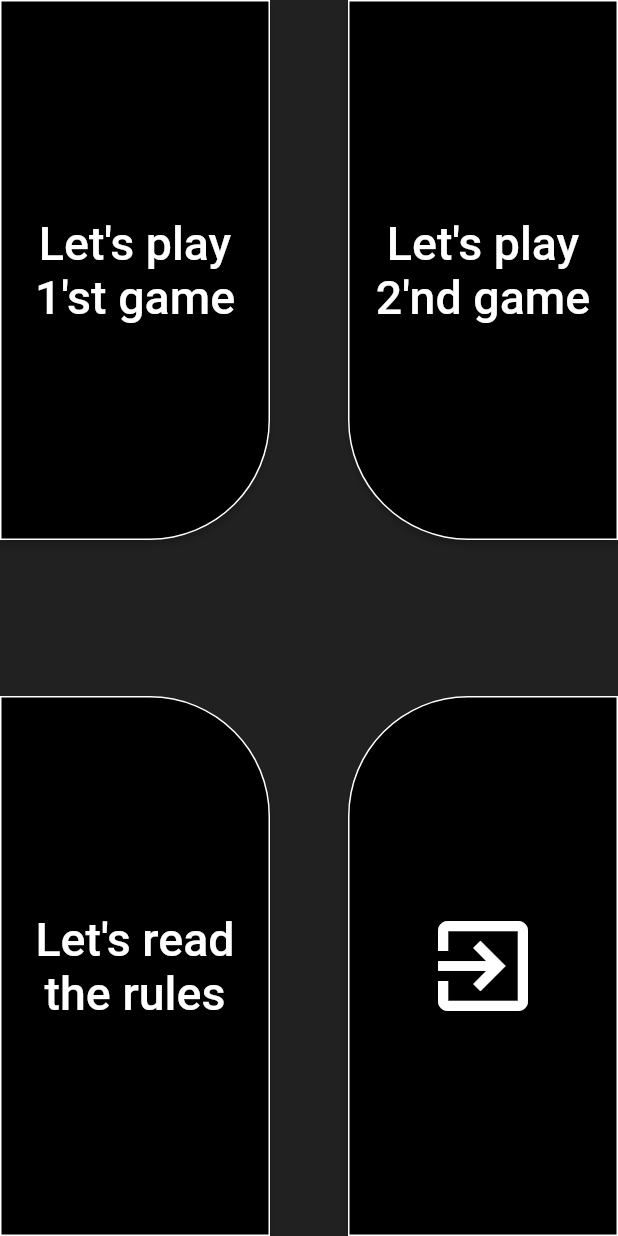
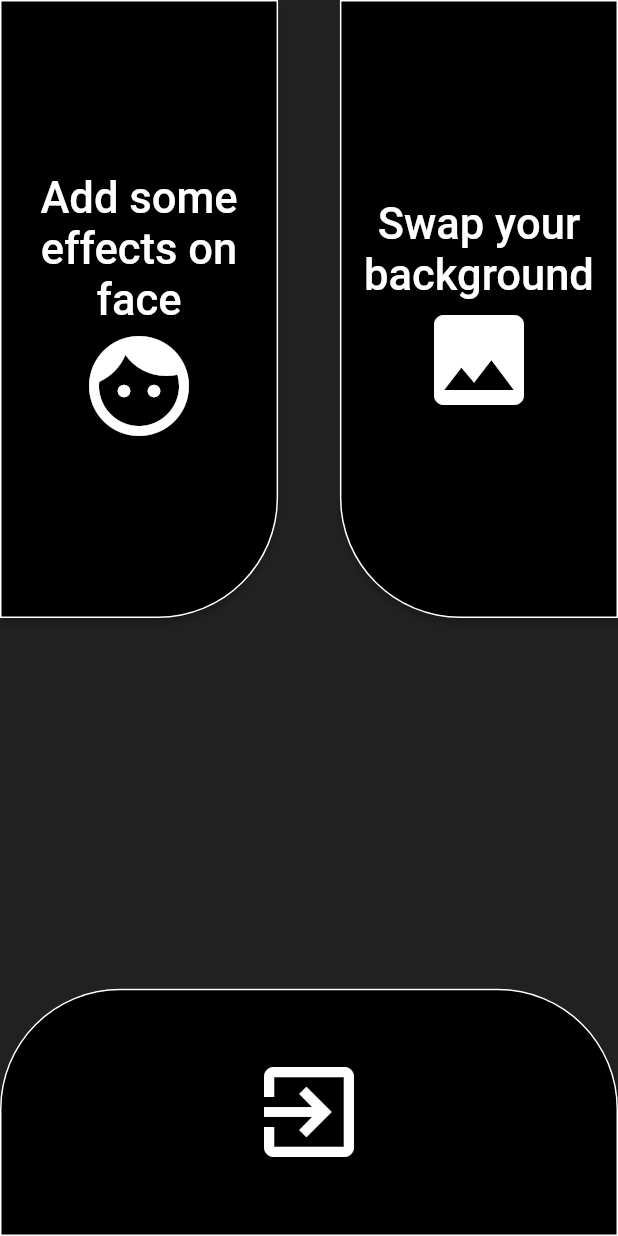
Before and after one commit to malak4822/Facei, a Flutter app: the screen it shows after launch, on a phone screen of 412 x 824 dp. Run offline on Flutter 3.47's test engine with Material 2 defaults, Android fonts, the phone set to English and light mode, and no system bars; our stand-ins replace file_picker, font_awesome_flutter, google_fonts, permission_handler, sliding_up_panel; missing offline and left inert: body_detection; Roboto replaces fonts that are missing (Overpass).

Commit message:
better juz ale druga prawie nie dziala dalej

```diff
--- a/lib/cameragame.dart
+++ b/lib/cameragame.dart
@@ -39,7 +39,6 @@ class _CamPageState extends State<CamPage> {
 
   Image? _cameraImage;
   Size _imageSize = Size.zero;
-  Size zdjSize = Size.zero;
 
   @override
   void initState() {
--- a/lib/main.dart
+++ b/lib/main.dart
@@ -41,7 +41,6 @@ class MyHomePage extends StatefulWidget {
 class _MyHomePageState extends State<MyHomePage> {
   bool selected1 = true;
   bool selected2 = true;
-  bool selected3 = true;
   bool selected4 = true;
 
   @override
@@ -53,9 +52,13 @@ class _MyHomePageState extends State<MyHomePage> {
           children: [
             AnimatedContainer(
               duration: const Duration(milliseconds: 400),
-              width: selected1 ? 180.0 : 190.0,
+              width: selected1
+                  ? MediaQuery.of(context).size.width * 0.45
+                  : MediaQuery.of(context).size.width * 0.5,
+              height: selected1
+                  ? MediaQuery.of(context).size.height * 0.5
+                  : MediaQuery.of(context).size.height * 0.7,
               curve: Curves.fastOutSlowIn,
-              height: selected1 ? 360.0 : 400.0,
               child: ElevatedButton(
                 onPressed: () {
                   if (selected1 == false) {
@@ -70,18 +73,22 @@ class _MyHomePageState extends State<MyHomePage> {
                   if (selected2 == false) {
                     selected2 = true;
                   }
-                  if (selected3 == false) {
-                    selected3 = true;
-                  }
+
                   if (selected4 == false) {
                     selected4 = true;
                   }
                 },
-                child: Text(
-                  "Let's play 1'st game",
-                  textAlign: TextAlign.center,
-                  style:
-                      GoogleFonts.overpass(fontSize: 31.0, color: Colors.white),
+                child: Column(
+                  mainAxisAlignment: MainAxisAlignment.center,
+                  children: [
+                    Text(
+                      "Add some effects on face",
+                      textAlign: TextAlign.center,
+                      style: GoogleFonts.overpass(
+                          fontSize: 29.0, color: Colors.white),
+                    ),
+                    const Icon(Icons.face, size: 80.0, color: Colors.white)
+                  ],
                 ),
                 style: ElevatedButton.styleFrom(
                   side: const BorderSide(color: Colors.white, width: 1),
@@ -97,8 +104,12 @@ class _MyHomePageState extends State<MyHomePage> {
               child: AnimatedContainer(
                 curve: Curves.fastOutSlowIn,
                 duration: const Duration(milliseconds: 400),
-                width: selected2 ? 180.0 : 190.0,
-                height: selected2 ? 360 : 400.0,
+                width: selected2
+                    ? MediaQuery.of(context).size.width * 0.45
+                    : MediaQuery.of(context).size.width * 0.5,
+                height: selected2
+                    ? MediaQuery.of(context).size.height * 0.5
+                    : MediaQuery.of(context).size.height * 0.7,
                 child: ElevatedButton(
                   onPressed: () {
                     if (selected2 == false) {
@@ -113,18 +124,22 @@ class _MyHomePageState extends State<MyHomePage> {
                     if (selected1 == false) {
                       selected1 = true;
                     }
-                    if (selected3 == false) {
-                      selected3 = true;
-                    }
+
                     if (selected4 == false) {
                       selected4 = true;
                     }
                   },
-                  child: Text(
-                    "Let's play 2'nd game",
-                    textAlign: TextAlign.center,
-                    style: GoogleFonts.overpass(
-                        fontSize: 31.0, color: Colors.white),
+                  child: Column(
+                    mainAxisAlignment: MainAxisAlignment.center,
+                    children: [
+                      Text(
+                        "Swap your background",
+                        textAlign: TextAlign.center,
+                        style: GoogleFonts.overpass(
+                            fontSize: 29.0, color: Colors.white),
+                      ),
+                      const Icon(Icons.image, size: 80.0, color: Colors.white)
+                    ],
                   ),
                   style: ElevatedButton.styleFrom(
                     primary: Colors.black,
@@ -137,49 +152,13 @@ class _MyHomePageState extends State<MyHomePage> {
               ),
             ),
             Align(
-              alignment: Alignment.bottomLeft,
-              child: AnimatedContainer(
-                curve: Curves.fastOutSlowIn,
-                duration: const Duration(milliseconds: 400),
-                width: selected3 ? 180.0 : 190.0,
-                height: selected3 ? 360.0 : 400.0,
-                child: ElevatedButton(
-                  onPressed: () {
-                    setState(() {
-                      selected3 = !selected3;
-                    });
-                    if (selected1 == false) {
-                      selected1 = true;
-                    }
-                    if (selected2 == false) {
-                      selected2 = true;
-                    }
-                    if (selected4 == false) {
-                      selected4 = true;
-                    }
-                  },
-                  child: Text(
-                    "Let's read the rules",
-                    textAlign: TextAlign.center,
-                    style: GoogleFonts.overpass(
-                        fontSize: 31.0, color: Colors.white),
-                  ),
-                  style: ElevatedButton.styleFrom(
-                    primary: Colors.black,
-                    side: const BorderSide(width: 1, color: Colors.white),
-                    shape: const RoundedRectangleBorder(
-                        borderRadius:
-                            BorderRadius.only(topRight: Radius.circular(80))),
-                  ),
-                ),
-              ),
-            ),
-            Align(
               alignment: Alignment.bottomRight,
               child: AnimatedContainer(
                 curve: Curves.fastOutSlowIn,
-                width: selected4 ? 180.0 : 190.0,
-                height: selected4 ? 360.0 : 400.0,
+                width: MediaQuery.of(context).size.width,
+                height: selected4
+                    ? MediaQuery.of(context).size.height * 0.2
+                    : MediaQuery.of(context).size.height * 0.2 * 2,
                 duration: const Duration(milliseconds: 400),
                 child: ElevatedButton(
                   onPressed: () {
@@ -194,8 +173,6 @@ class _MyHomePageState extends State<MyHomePage> {
                     }
                     if (selected2 == false) {
                       selected2 = true;
-                    } else if (selected3 == false) {
-                      selected3 = true;
                     }
                   },
                   child: const Icon(Icons.exit_to_app,
@@ -204,8 +181,9 @@ class _MyHomePageState extends State<MyHomePage> {
                     primary: Colors.black,
                     side: const BorderSide(width: 1, color: Colors.white),
                     shape: const RoundedRectangleBorder(
-                        borderRadius:
-                            BorderRadius.only(topLeft: Radius.circular(80))),
+                        borderRadius: BorderRadius.only(
+                            topLeft: Radius.circular(80),
+                            topRight: Radius.circular(80))),
                   ),
                 ),
               ),
--- a/lib/secbgswitchpage.dart
+++ b/lib/secbgswitchpage.dart
@@ -1,10 +1,9 @@
 import 'package:flutter/material.dart';
 import 'package:font_awesome_flutter/font_awesome_flutter.dart';
 import 'package:google_fonts/google_fonts.dart';
-import 'package:praktapp/cameragame.dart';
 
 class SecBgSwitchPage extends StatefulWidget {
-  SecBgSwitchPage({
+  const SecBgSwitchPage({
     Key? key,
     required ScrollController controller,
     required this.buttoncallback1,
```
Also changed, not shown: lib/bgswitchpage.dart (+21 -11 lines), lib/camerapage2.dart (+23 -30 lines), lib/pose_mask_painter.dart (+23 -21 lines), 1 other file.
